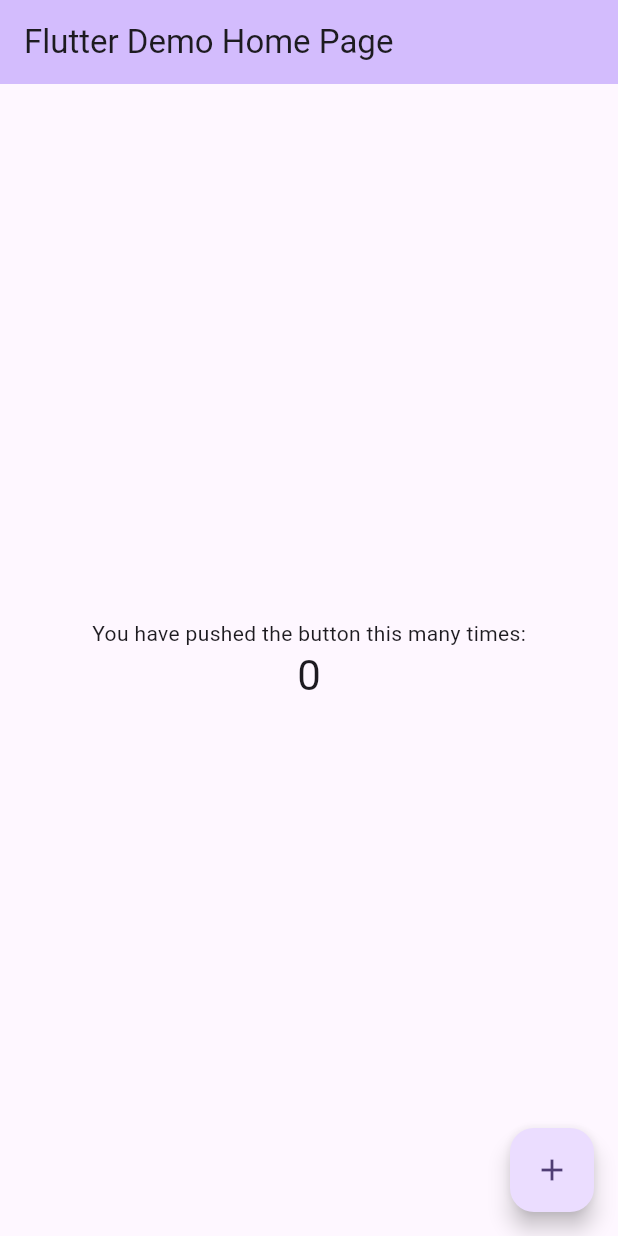
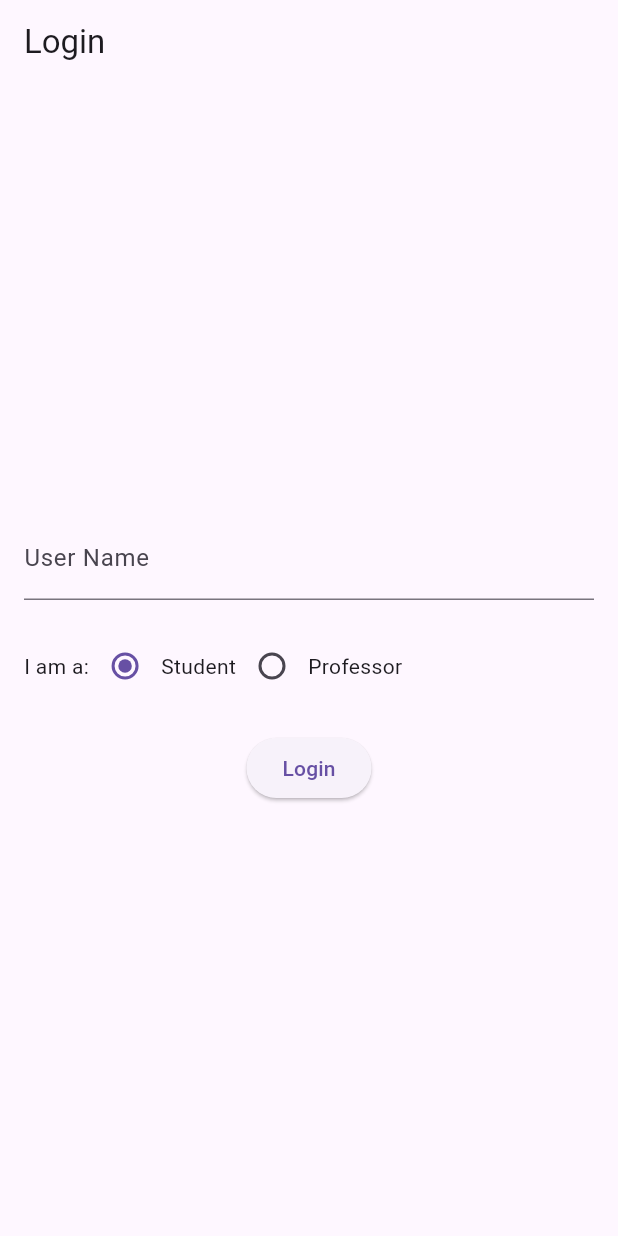
Before and after one commit to could-ai/019a0c6c-9aae-76e1-a3bf-d81b103440f5, a Flutter app: the screen it shows after launch, on a phone screen of 412 x 824 dp. Run offline on Flutter 3.47's test engine with Material 3 defaults, Android fonts, the phone set to English and light mode, and no system bars.

Commit message:
Updated pubspec.yaml to include dependencies for state management (provider), 3D visualizations (flutter_cube), and asset folders for images and 3D models. This sets up the foundation for the educational app's UI and visualization features.; Replaced the template main.dart with a structured app entry point that includes provider for state management, routes for different screens, and an AuthWrapper to handle navigation based on user role. This establishes the basic navigation flow for professors and students.; Created AuthProvider to manage authentication state, including login status, user role (professor/student), and user name. This provides state management for user authentication without implementing actual backend authentication yet.; Created LoginScreen with a simple form for user name and role selection (student or professor). This provides a basic login interface that updates the AuthProvider state, setting up the foundation for role-based navigation.; Created StudentDashboard displaying a list of subjects with navigation to subject screens. Includes a logout option and an AI assistant button with a placeholder dialog, noting that full AI functionality requires backend integration.; Created SubjectScreen to display exercises for a subject with difficulty levels, and included a button for 3D visualization. Added a placeholder VisualizationScreen noting that full 3D implementation requires specific packages and assets.; Created ProfessorDashboard with options to view student analytics and manage exercises. Included placeholder dialogs noting that full functionality requires backend integration for data storage and retrieval.; Created Subject model class with name and description fields, including a static method to provide mock data for Math, Physics, and Biology subjects as requested.; Created Exercise model class with title, description, and difficulty fields. Included a static method to generate mock exercises for each subject (Math, Physics, Biology) with easy, medium, and hard difficulties as requested for the AI assistant suggestions.

```diff
--- a/usr/lib/main.dart
+++ b/usr/lib/main.dart
@@ -1,4 +1,9 @@
 import 'package:flutter/material.dart';
+import 'package:provider/provider.dart';
+import 'providers/auth_provider.dart';
+import 'screens/login_screen.dart';
+import 'screens/student/student_dashboard.dart';
+import 'screens/professor/professor_dashboard.dart';
 
 void main() {
   runApp(const MyApp());
@@ -7,114 +12,40 @@ void main() {
 class MyApp extends StatelessWidget {
   const MyApp({super.key});
 
-  // This widget is the root of your application.
   @override
   Widget build(BuildContext context) {
-    return MaterialApp(
-      title: 'Flutter Demo',
-      debugShowCheckedModeBanner: false,
-      theme: ThemeData(
-        // This is the theme of your application.
-        //
-        // TRY THIS: Try running your application with "flutter run". You'll see
-        // the application has a purple toolbar. Then, without quitting the app,
-        // try changing the seedColor in the colorScheme below to Colors.green
-        // and then invoke "hot reload" (save your changes or press the "hot
-        // reload" button in a Flutter-supported IDE, or press "r" if you used
-        // the command line to start the app).
-        //
-        // Notice that the counter didn't reset back to zero; the application
-        // state is not lost during the reload. To reset the state, use hot
-        // restart instead.
-        //
-        // This works for code too, not just values: Most code changes can be
-        // tested with just a hot reload.
-        colorScheme: ColorScheme.fromSeed(seedColor: Colors.deepPurple),
+    return MultiProvider(
+      providers: [
+        ChangeNotifierProvider(create: (_) => AuthProvider()),
+      ],
+      child: MaterialApp(
+        title: 'Educational App',
+        debugShowCheckedModeBanner: false,
+        theme: ThemeData(
+          primarySwatch: Colors.blue,
+          visualDensity: VisualDensity.adaptivePlatformDensity,
+        ),
+        home: const AuthWrapper(),
+        routes: {
+          '/login': (context) => const LoginScreen(),
+          '/student_dashboard': (context) => const StudentDashboard(),
+          '/professor_dashboard': (context) => const ProfessorDashboard(),
+        },
       ),
-      home: const MyHomePage(title: 'Flutter Demo Home Page'),
     );
   }
 }
 
-class MyHomePage extends StatefulWidget {
-  const MyHomePage({super.key, required this.title});
-
-  // This widget is the home page of your application. It is stateful, meaning
-  // that it has a State object (defined below) that contains fields that affect
-  // how it looks.
-
-  // This class is the configuration for the state. It holds the values (in this
-  // case the title) provided by the parent (in this case the App widget) and
-  // used by the build method of the State. Fields in a Widget subclass are
-  // always marked "final".
-
-  final String title;
-
-  @override
-  State<MyHomePage> createState() => _MyHomePageState();
-}
-
-class _MyHomePageState extends State<MyHomePage> {
-  int _counter = 0;
-
-  void _incrementCounter() {
-    setState(() {
-      // This call to setState tells the Flutter framework that something has
-      // changed in this State, which causes it to rerun the build method below
-      // so that the display can reflect the updated values. If we changed
-      // _counter without calling setState(), then the build method would not be
-      // called again, and so nothing would appear to happen.
-      _counter++;
-    });
-  }
+class AuthWrapper extends StatelessWidget {
+  const AuthWrapper({super.key});
 
   @override
   Widget build(BuildContext context) {
-    // This method is rerun every time setState is called, for instance as done
-    // by the _incrementCounter method above.
-    //
-    // The Flutter framework has been optimized to make rerunning build methods
-    // fast, so that you can just rebuild anything that needs updating rather
-    // than having to individually change instances of widgets.
-    return Scaffold(
-      appBar: AppBar(
-        // TRY THIS: Try changing the color here to a specific color (to
-        // Colors.amber, perhaps?) and trigger a hot reload to see the AppBar
-        // change color while the other colors stay the same.
-        backgroundColor: Theme.of(context).colorScheme.inversePrimary,
-        // Here we take the value from the MyHomePage object that was created by
-        // the App.build method, and use it to set our appbar title.
-        title: Text(widget.title),
-      ),
-      body: Center(
-        // Center is a layout widget. It takes a single child and positions it
-        // in the middle of the parent.
-        child: Column(
-          // Column is also a layout widget. It takes a list of children and
-          // arranges them vertically. By default, it sizes itself to fit its
-          // children horizontally, and tries to be as tall as its parent.
-          //
-          // Column has various properties to control how it sizes itself and
-          // how it positions its children. Here we use mainAxisAlignment to
-          // center the children vertically; the main axis here is the vertical
-          // axis because Columns are vertical (the cross axis would be
-          // horizontal).
-          //
-          // TRY THIS: Invoke "debug painting" (choose the "Toggle Debug Paint"
-          // action in the IDE, or press "p" in the console), to see the
-          // wireframe for each widget.
-          mainAxisAlignment: MainAxisAlignment.center,
-          children: <Widget>[
-            const Text('You have pushed the button this many times:'),
-            Text('$_counter', style: Theme.of(context).textTheme.headlineMedium),
-          ],
-        ),
-      ),
-      floatingActionButton: FloatingActionButton(
-        onPressed: _incrementCounter,
-        tooltip: 'Increment',
-        child: const Icon(Icons.add),
-      ), // This trailing comma makes auto-formatting nicer for build methods.
-    );
+    final authProvider = Provider.of<AuthProvider>(context);
+    if (authProvider.isLoggedIn) {
+      return authProvider.isProfessor ? const ProfessorDashboard() : const StudentDashboard();
+    } else {
+      return const LoginScreen();
+    }
   }
 }
--- /dev/null
+++ b/usr/lib/models/subject.dart
@@ -0,0 +1,14 @@
+class Subject {
+  final String name;
+  final String description;
+
+  Subject({required this.name, required this.description});
+
+  static List<Subject> getMockSubjects() {
+    return [
+      Subject(name: 'Math', description: 'Mathematics exercises and concepts'),
+      Subject(name: 'Physics', description: 'Physics principles and problems'),
+      Subject(name: 'Biology', description: 'Biological systems and processes'),
+    ];
+  }
+}
--- /dev/null
+++ b/usr/lib/providers/auth_provider.dart
@@ -0,0 +1,25 @@
+import 'package:flutter/material.dart';
+
+class AuthProvider with ChangeNotifier {
+  bool _isLoggedIn = false;
+  bool _isProfessor = false;
+  String _userName = '';
+
+  bool get isLoggedIn => _isLoggedIn;
+  bool get isProfessor => _isProfessor;
+  String get userName => _userName;
+
+  void login(bool isProfessor, String userName) {
+    _isLoggedIn = true;
+    _isProfessor = isProfessor;
+    _userName = userName;
+    notifyListeners();
+  }
+
+  void logout() {
+    _isLoggedIn = false;
+    _isProfessor = false;
+    _userName = '';
+    notifyListeners();
+  }
+}
--- /dev/null
+++ b/usr/lib/screens/login_screen.dart
@@ -0,0 +1,67 @@
+import 'package:flutter/material.dart';
+import 'package:provider/provider.dart';
+import '../providers/auth_provider.dart';
+
+class LoginScreen extends StatefulWidget {
+  const LoginScreen({super.key});
+
+  @override
+  State<LoginScreen> createState() => _LoginScreenState();
+}
+
+class _LoginScreenState extends State<LoginScreen> {
+  final _formKey = GlobalKey<FormState>();
+  String _userName = '';
+  bool _isProfessor = false;
+
+  @override
+  Widget build(BuildContext context) {
+    return Scaffold(
+      appBar: AppBar(title: const Text('Login')),
+      body: Padding(
+        padding: const EdgeInsets.all(16.0),
+        child: Form(
+          key: _formKey,
+          child: Column(
+            mainAxisAlignment: MainAxisAlignment.center,
+            children: [
+              TextFormField(
+                decoration: const InputDecoration(labelText: 'User Name'),
+                validator: (value) => value!.isEmpty ? 'Please enter a user name' : null,
+                onSaved: (value) => _userName = value!,
+              ),
+              const SizedBox(height: 20),
+              Row(
+                children: [
+                  const Text('I am a:'),
+                  Radio<bool>(
+                    value: false,
+                    groupValue: _isProfessor,
+                    onChanged: (value) => setState(() => _isProfessor = value!),
+                  ),
+                  const Text('Student'),
+                  Radio<bool>(
+                    value: true,
+                    groupValue: _isProfessor,
+                    onChanged: (value) => setState(() => _isProfessor = value!),
+                  ),
+                  const Text('Professor'),
+                ],
+              ),
+              const SizedBox(height: 20),
+              ElevatedButton(
+                onPressed: () {
+                  if (_formKey.currentState!.validate()) {
+                    _formKey.currentState!.save();
+                    Provider.of<AuthProvider>(context, listen: false).login(_isProfessor, _userName);
+                  }
+                },
+                child: const Text('Login'),
+              ),
+            ],
+          ),
+        ),
+      ),
+    );
+  }
+}
```
Also changed, not shown: usr/lib/models/exercise.dart (added, +33 -0 lines), usr/lib/screens/professor/professor_dashboard.dart (added, +71 -0 lines), usr/lib/screens/student/student_dashboard.dart (added, +62 -0 lines), usr/lib/screens/student/subject_screen.dart (added, +78 -0 lines), usr/pubspec.yaml (+9 -69 lines).
